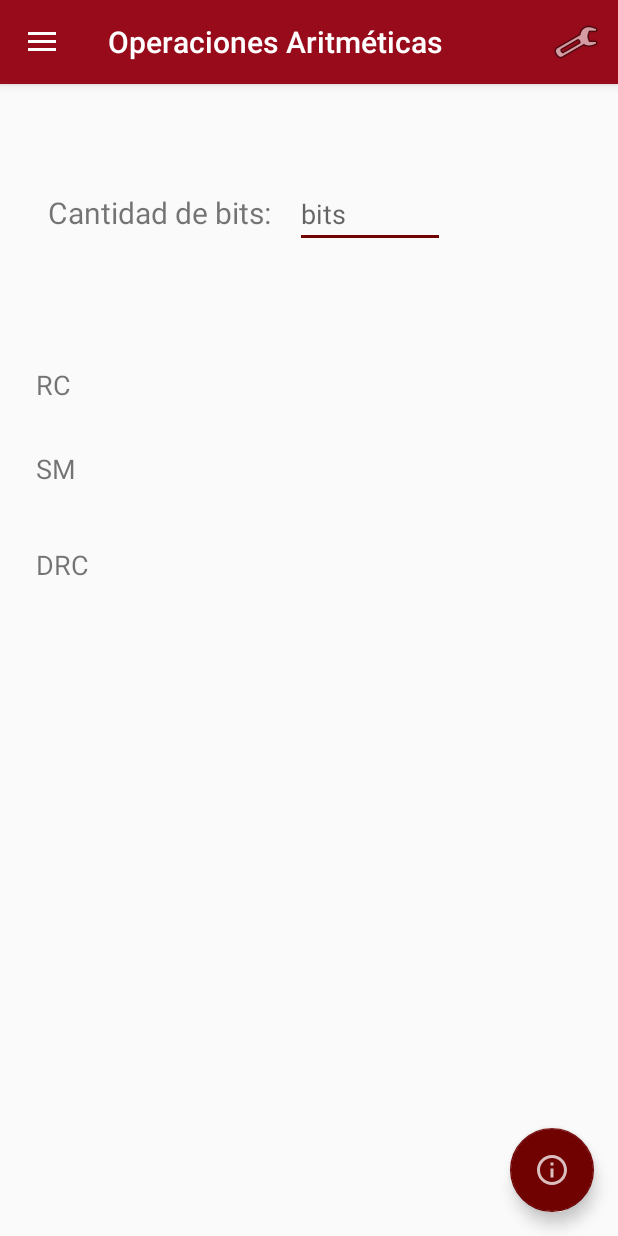
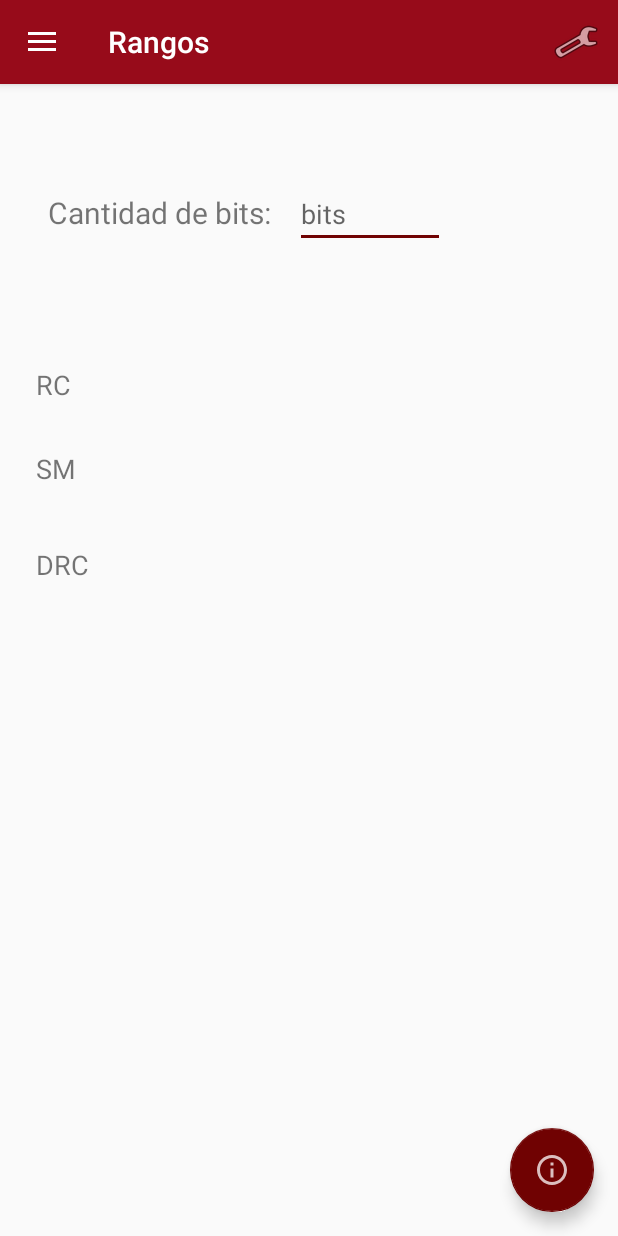
Before and after one commit to tscandalitta/OrgApp, an Android app: the screen it shows after launch (MainActivity), in the side drawer, after a tap on "Generador de Rangos", on a phone screen of 412 x 824 dp. Run offline under Robolectric (Android 15) with nearby library versions, the phone set to English and light mode, and no system bars.

Commit message:
verificar hamming 4

```diff
--- a/app/src/main/java/com/example/proyectoandroidtdp/Main/MainActivity.java
+++ b/app/src/main/java/com/example/proyectoandroidtdp/Main/MainActivity.java
@@ -136,11 +136,11 @@ public class MainActivity extends AppCompatActivity
                 fragmentNuevo = new VerificarCRCFragment();
                 break;
             case R.id.nav_generar_hamming:
-                getSupportActionBar().setTitle(R.string.generar_hamming);
+                getSupportActionBar().setTitle("Generar Hamming");
                 fragmentNuevo = new GenerarHammingFragment();
                 break;
             case R.id.nav_verificar_hamming:
-                getSupportActionBar().setTitle(R.string.verificar_hamming);
+                getSupportActionBar().setTitle("Verificar Hamming");
                 fragmentNuevo = new VerificarHammingFragment();
                 break;
             case R.id.nav_inicio:
@@ -157,6 +157,7 @@ public class MainActivity extends AppCompatActivity
                 break;
             case R.id.nav_rangos:
                 fragmentNuevo = new RangosFragment();
+                getSupportActionBar().setTitle("Rangos");
                 break;
         }
 
--- a/app/src/main/res/layout/fragment_rangos.xml
+++ b/app/src/main/res/layout/fragment_rangos.xml
@@ -2,21 +2,17 @@
 <android.support.constraint.ConstraintLayout
     xmlns:android="http://schemas.android.com/apk/res/android"
     xmlns:app="http://schemas.android.com/apk/res-auto"
-    xmlns:tools="http://schemas.android.com/tools"
     android:layout_width="match_parent"
     android:layout_height="match_parent">
 
     <TextView
         android:id="@+id/labelRepresentacion"
         android:layout_width="45dp"
-        android:layout_height="0dp"
+        android:layout_height="wrap_content"
         android:layout_marginStart="24dp"
         android:layout_marginTop="188dp"
-        android:layout_marginEnd="8dp"
         android:text="@string/rc"
         android:textSize="18sp"
-        app:layout_constraintEnd_toStartOf="@+id/txtRepresentacion1"
-        app:layout_constraintHorizontal_bias="0.363"
         app:layout_constraintStart_toStartOf="parent"
         app:layout_constraintTop_toTopOf="parent" />
 
@@ -38,11 +34,8 @@
         android:layout_height="wrap_content"
         android:layout_marginStart="24dp"
         android:layout_marginTop="244dp"
-        android:layout_marginEnd="8dp"
         android:text="@string/sm"
         android:textSize="18sp"
-        app:layout_constraintEnd_toStartOf="@+id/txtRepresentacion1"
-        app:layout_constraintHorizontal_bias="0.363"
         app:layout_constraintStart_toStartOf="parent"
         app:layout_constraintTop_toTopOf="parent" />
 
@@ -55,7 +48,6 @@
         android:layout_marginEnd="8dp"
         android:text="Cantidad de bits:"
         android:textSize="20sp"
-        app:layout_constraintEnd_toStartOf="@+id/txtRepresentacion1"
         app:layout_constraintHorizontal_bias="0.363"
         app:layout_constraintStart_toStartOf="parent"
         app:layout_constraintTop_toTopOf="parent" />
@@ -63,14 +55,11 @@
     <TextView
         android:id="@+id/labelRepresentacion3"
         android:layout_width="45dp"
-        android:layout_height="0dp"
+        android:layout_height="wrap_content"
         android:layout_marginStart="24dp"
         android:layout_marginTop="308dp"
-        android:layout_marginEnd="8dp"
         android:text="@string/drc"
         android:textSize="18sp"
-        app:layout_constraintEnd_toStartOf="@+id/txtRepresentacion1"
-        app:layout_constraintHorizontal_bias="0.363"
         app:layout_constraintStart_toStartOf="parent"
         app:layout_constraintTop_toTopOf="parent" />
 
@@ -78,7 +67,7 @@
         android:id="@+id/txtRango1"
         style="@style/Resultados"
         android:layout_width="256dp"
-        android:layout_height="0dp"
+        android:layout_height="wrap_content"
         android:layout_marginTop="188dp"
         android:ems="50"
         app:layout_constraintEnd_toEndOf="parent"
@@ -90,7 +79,7 @@
         android:id="@+id/txtRango2"
         style="@style/Resultados"
         android:layout_width="256dp"
-        android:layout_height="0dp"
+        android:layout_height="wrap_content"
         android:layout_marginTop="244dp"
         android:ems="50"
         app:layout_constraintEnd_toEndOf="parent"
@@ -102,7 +91,7 @@
         android:id="@+id/txtRango3"
         style="@style/Resultados"
         android:layout_width="256dp"
-        android:layout_height="0dp"
+        android:layout_height="wrap_content"
         android:layout_marginTop="308dp"
         android:ems="50"
         app:layout_constraintEnd_toEndOf="parent"
--- a/app/src/main/res/values/strings.xml
+++ b/app/src/main/res/values/strings.xml
@@ -99,7 +99,7 @@
     </string>
 
     <string name="informacion_inicio">Esta aplicación fue diseñada como parte del final de TDP -
-        2018\n\nAutores:\nTomás Scandalitta 111028\nMaximiliano Montenegro 118190\nHorus Moro 117724
+        2018\n\nDesarrolladores:\nTomás Scandalitta\nMaximiliano Montenegro\nHorus Moro
     </string>
 
     <string name="contacto">
```
Also changed, not shown: app/src/main/java/com/example/proyectoandroidtdp/Hamming/GeneradorHamming.java (+76 -28 lines), app/src/main/java/com/example/proyectoandroidtdp/Hamming/VerificarHammingFragment.java (+10 -7 lines), app/src/main/res/layout/fragment_verificar_hamming.xml (+18 -14 lines), 1 other file.
